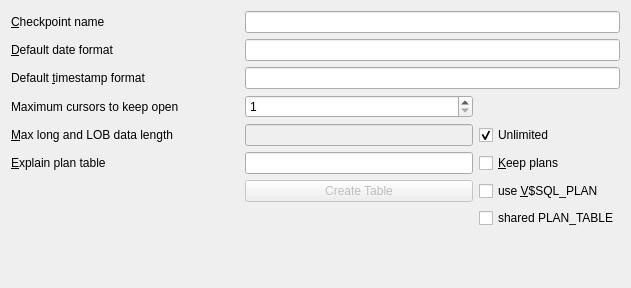
This is src/tooraclesettingui.ui in tora-tool/tora as Qt 5 draws it before an edit. The edited form follows.
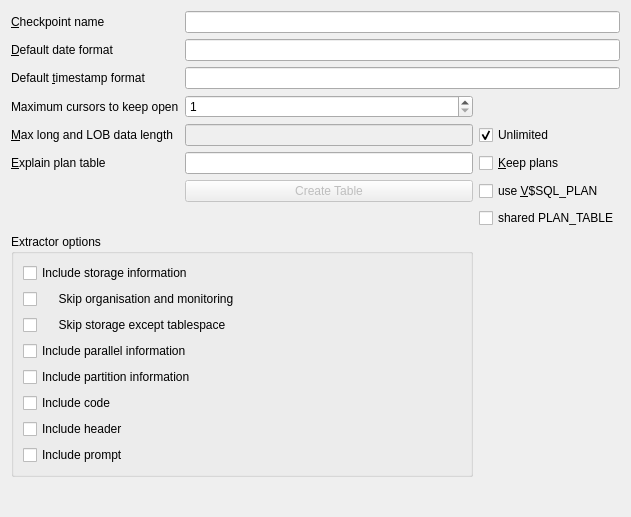
This is the edited form.

Commit message: 1. Add an option to configure which part of table information is exported. 2. Fix missing space problem in table creation script export.

```diff
--- a/src/tooraclesettingui.ui
+++ b/src/tooraclesettingui.ui
@@ -1,12 +1,12 @@
 <ui version="4.0" >
  <class>toOracleSettingUI</class>
- <widget class="QWidget" name="toOracleSettingUI" >
-  <property name="geometry" >
+ <widget class="QWidget" name="toOracleSettingUI">
+  <property name="geometry">
    <rect>
     <x>0</x>
     <y>0</y>
     <width>631</width>
-    <height>288</height>
+    <height>517</height>
    </rect>
   </property>
   <property name="windowTitle" >
@@ -19,41 +19,9 @@
    <property name="spacing" >
     <number>6</number>
    </property>
-   <item row="8" column="2" >
-    <spacer name="Spacer6" >
-     <property name="orientation" >
-      <enum>Qt::Vertical</enum>
-     </property>
-     <property name="sizeType" >
-      <enum>QSizePolicy::Expanding</enum>
-     </property>
-     <property name="sizeHint" stdset="0" >
-      <size>
-       <width>20</width>
-       <height>20</height>
-      </size>
-     </property>
-    </spacer>
-   </item>
-   <item row="6" column="0" >
-    <spacer name="Spacer2_2" >
-     <property name="orientation" >
-      <enum>Qt::Horizontal</enum>
-     </property>
-     <property name="sizeType" >
-      <enum>QSizePolicy::Expanding</enum>
-     </property>
-     <property name="sizeHint" stdset="0" >
-      <size>
-       <width>20</width>
-       <height>20</height>
-      </size>
-     </property>
-    </spacer>
-   </item>
-   <item row="0" column="0" >
-    <widget class="QLabel" name="TextLabel6_2_3" >
-     <property name="toolTip" >
+   <item row="0" column="0">
+    <widget class="QLabel" name="TextLabel6_2_3">
+     <property name="toolTip">
       <string>The name of the checkpoint used when needed to rollback work.</string>
      </property>
      <property name="text" >
@@ -229,6 +197,84 @@
      </property>
     </widget>
    </item>
+   <item row="8" column="0" colspan="2">
+    <widget class="QGroupBox" name="extractorGroupBox">
+     <property name="title">
+      <string>Extractor options</string>
+     </property>
+     <layout class="QVBoxLayout" name="verticalLayout" stretch="0,0,0,0,0,0,0,0">
+      <item>
+       <widget class="QCheckBox" name="cbIncludeStorage">
+        <property name="text">
+         <string>Include storage information</string>
+        </property>
+       </widget>
+      </item>
+      <item>
+       <widget class="QCheckBox" name="cbSkipOrgMon">
+        <property name="text">
+         <string>     Skip organisation and monitoring</string>
+        </property>
+       </widget>
+      </item>
+      <item>
+       <widget class="QCheckBox" name="cbSkiptStorExTablespace">
+        <property name="text">
+         <string>     Skip storage except tablespace</string>
+        </property>
+       </widget>
+      </item>
+      <item>
+       <widget class="QCheckBox" name="cbIncludeParallel">
+        <property name="text">
+         <string>Include parallel information</string>
+        </property>
+       </widget>
+      </item>
+      <item>
+       <widget class="QCheckBox" name="cbIncludePartition">
+        <property name="text">
+         <string>Include partition information</string>
+        </property>
+       </widget>
+      </item>
+      <item>
+       <widget class="QCheckBox" name="cbIncludeCode">
+        <property name="text">
+         <string>Include code</string>
+        </property>
+       </widget>
+      </item>
+      <item>
+       <widget class="QCheckBox" name="cbIncludeHeader">
+        <property name="text">
+         <string>Include header</string>
+        </property>
+       </widget>
+      </item>
+      <item>
+       <widget class="QCheckBox" name="cbIncludePrompt">
+        <property name="text">
+         <string>Include prompt</string>
+        </property>
+       </widget>
+      </item>
+     </layout>
+    </widget>
+   </item>
+   <item row="9" column="0">
+    <spacer name="verticalSpacer">
+     <property name="orientation">
+      <enum>Qt::Vertical</enum>
+     </property>
+     <property name="sizeHint" stdset="0">
+      <size>
+       <width>20</width>
+       <height>40</height>
+      </size>
+     </property>
+    </spacer>
+   </item>
   </layout>
  </widget>
  <tabstops>
```
Left out of the diff: 157 changed lines with no effect on the pictures. The commit also changes 6 other files.
